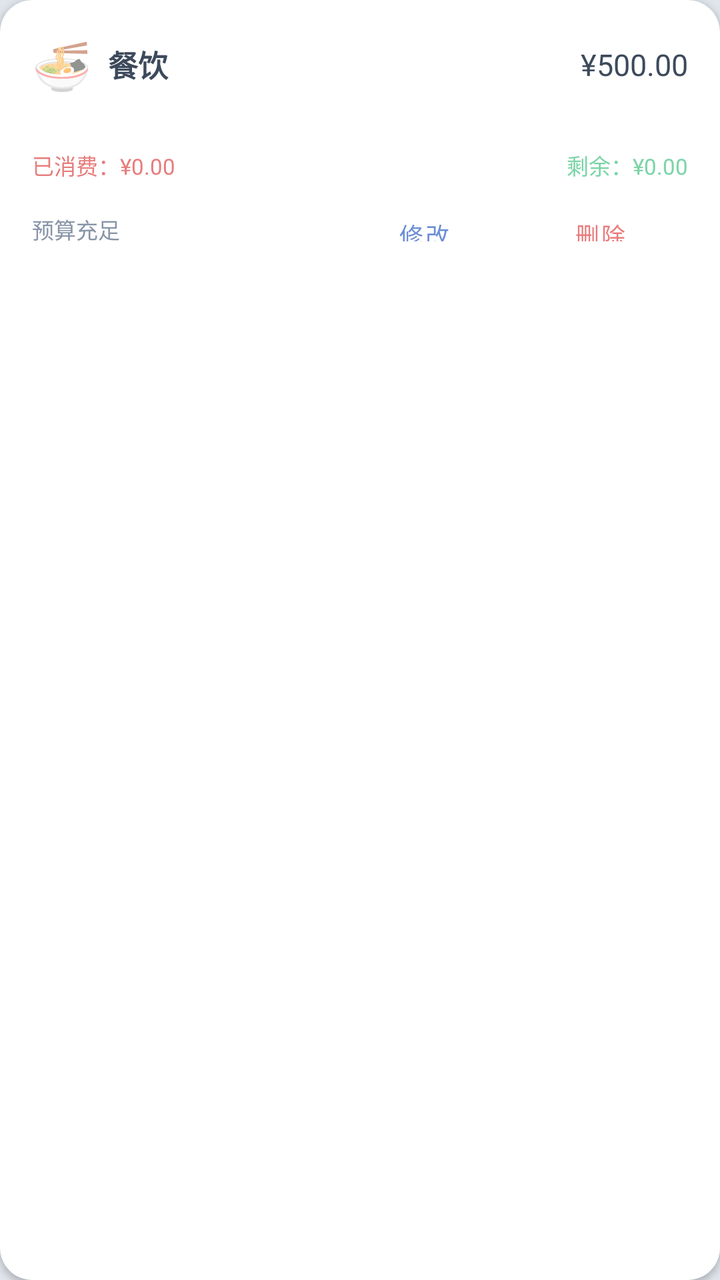
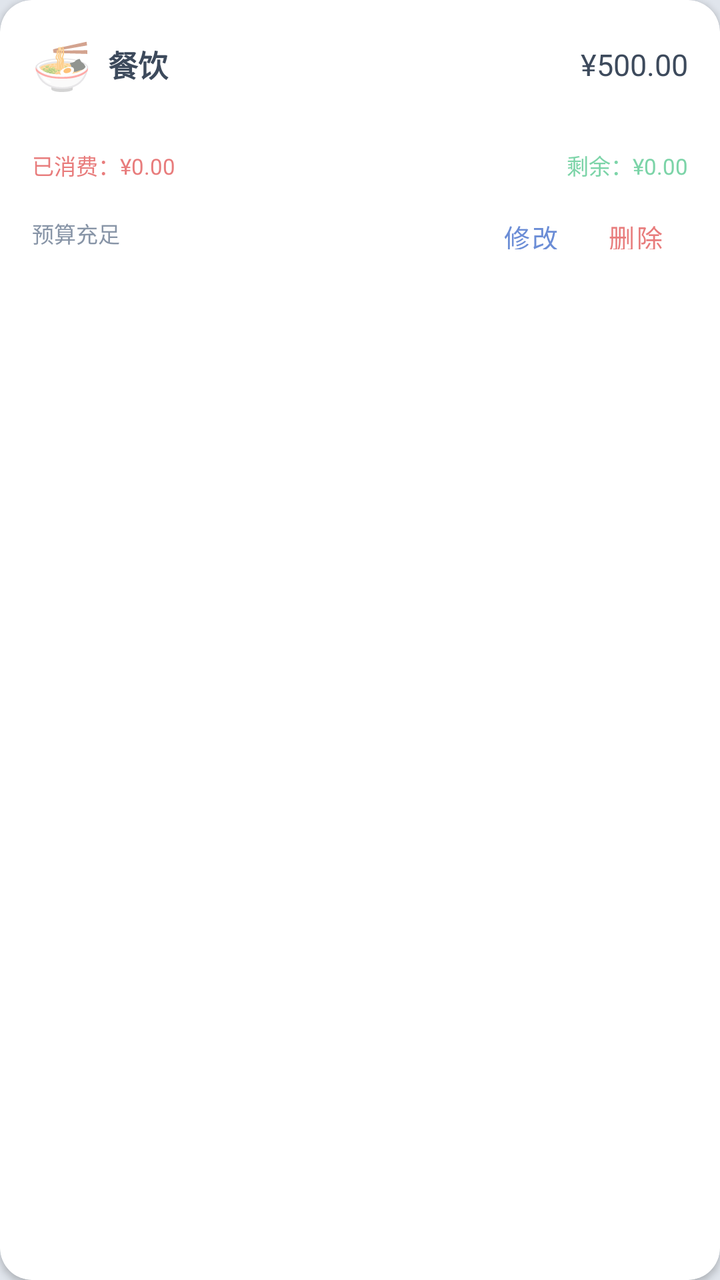

The first picture is an Android layout as it rendered before a commit; the second is the same layout after the commit. The layout source and the unified diff follow.
<!-- AndroidManifest.xml: application theme Theme.BillBook -->
<!-- res/layout/item_budget_category.xml -->
<?xml version="1.0" encoding="utf-8"?>
<androidx.cardview.widget.CardView xmlns:android="http://schemas.android.com/apk/res/android"
    xmlns:app="http://schemas.android.com/apk/res-auto"
    android:layout_width="match_parent"
    android:layout_height="wrap_content"
    android:layout_marginTop="8dp"
    app:cardCornerRadius="@dimen/radius_lg"
    app:cardElevation="@dimen/card_elevation">

    <LinearLayout
        android:layout_width="match_parent"
        android:layout_height="wrap_content"
        android:orientation="vertical"
        android:padding="16dp">

        
        <LinearLayout
            android:layout_width="match_parent"
            android:layout_height="wrap_content"
            android:gravity="center_vertical"
            android:orientation="horizontal">

            <TextView
                android:id="@+id/tvCategoryIcon"
                android:layout_width="wrap_content"
                android:layout_height="wrap_content"
                android:text="🍜"
                android:textSize="24sp" />

            <TextView
                android:id="@+id/tvCategoryName"
                android:layout_width="0dp"
                android:layout_height="wrap_content"
                android:layout_marginStart="8dp"
                android:layout_weight="1"
                android:text="餐饮"
                android:textColor="@color/text_primary"
                android:textSize="@dimen/text_md"
                android:textStyle="bold" />

            <TextView
                android:id="@+id/tvCategoryBudget"
                android:layout_width="wrap_content"
                android:layout_height="wrap_content"
                android:text="¥500.00"
                android:textColor="@color/text_primary"
                android:textSize="@dimen/text_md" />
        </LinearLayout>

        
        <ProgressBar
            android:id="@+id/progressCategory"
            android:layout_width="match_parent"
            android:layout_height="8dp"
            android:layout_marginTop="10dp"
            android:max="100"
            android:progressDrawable="@drawable/bg_progress_bar" />

        
        <LinearLayout
            android:layout_width="match_parent"
            android:layout_height="wrap_content"
            android:layout_marginTop="8dp"
            android:orientation="horizontal">

            <TextView
                android:id="@+id/tvCategorySpent"
                android:layout_width="0dp"
                android:layout_height="wrap_content"
                android:layout_weight="1"
                android:text="已消费：¥0.00"
                android:textColor="@color/expense_red"
                android:textSize="@dimen/text_xs" />

            <TextView
                android:id="@+id/tvCategoryRemaining"
                android:layout_width="wrap_content"
                android:layout_height="wrap_content"
                android:text="剩余：¥0.00"
                android:textColor="@color/income_green"
                android:textSize="@dimen/text_xs" />
        </LinearLayout>

        
        <LinearLayout
            android:layout_width="match_parent"
            android:layout_height="wrap_content"
            android:layout_marginTop="8dp"
            android:gravity="center_vertical"
            android:orientation="horizontal">

            <TextView
                android:id="@+id/tvCategoryStatus"
                android:layout_width="0dp"
                android:layout_height="wrap_content"
                android:layout_weight="1"
                android:text="预算充足"
                android:textColor="@color/text_secondary"
                android:textSize="@dimen/text_xs" />

            <com.google.android.material.button.MaterialButton
                android:id="@+id/btnEdit"
                android:layout_width="wrap_content"
                android:layout_height="32dp"
                android:text="修改"
                android:textSize="12sp"
                app:cornerRadius="@dimen/radius_sm"
                style="@style/Widget.MaterialComponents.Button.TextButton" />

            <com.google.android.material.button.MaterialButton
                android:id="@+id/btnDelete"
                android:layout_width="wrap_content"
                android:layout_height="32dp"
                android:text="删除"
                android:textSize="12sp"
                android:textColor="@color/expense_red"
                app:cornerRadius="@dimen/radius_sm"
                style="@style/Widget.MaterialComponents.Button.TextButton" />
        </LinearLayout>
    </LinearLayout>
</androidx.cardview.widget.CardView>
<!-- resources referenced by this layout -->
<resources>
  <color name="expense_red">#E87C7C</color>
  <color name="income_green">#7CD4A8</color>
  <color name="text_primary">#3D4A5C</color>
  <color name="text_secondary">#8895A7</color>
  <dimen name="card_elevation">2dp</dimen>
  <dimen name="radius_lg">16dp</dimen>
  <dimen name="radius_sm">8dp</dimen>
  <dimen name="text_md">15sp</dimen>
  <dimen name="text_xs">11sp</dimen>
  <!-- drawable bg_progress_bar (drawable) -->
  <?xml version="1.0" encoding="utf-8"?>
  <layer-list xmlns:android="http://schemas.android.com/apk/res/android">
      
      <item android:id="@android:id/background">
          <shape android:shape="rectangle">
              <solid android:color="@color/neu_bg_dark" />
              <corners android:radius="100dp" />
          </shape>
      </item>
      
      <item android:id="@android:id/progress">
          <clip>
              <shape android:shape="rectangle">
                  <solid android:color="@color/colorPrimary" />
                  <corners android:radius="100dp" />
              </shape>
          </clip>
      </item>
  </layer-list>
  <style name="Theme.BillBook" parent="Theme.MaterialComponents.Light.NoActionBar">
          <item name="colorPrimary">@color/colorPrimary</item>
          <item name="colorPrimaryDark">@color/colorPrimaryDark</item>
          <item name="colorAccent">@color/colorAccent</item>
          <item name="android:windowBackground">@color/bg_page</item>
          <item name="android:statusBarColor">@android:color/transparent</item>
          <item name="android:navigationBarColor">@android:color/transparent</item>
          <item name="android:windowLightNavigationBar">true</item>
      </style>
  <color name="neu_bg_dark">#D0D6DE</color>
  <color name="colorPrimary">#6B8DD6</color>
  <color name="colorPrimaryDark">#5A7BC8</color>
  <color name="colorAccent">#8BA7E8</color>
  <color name="bg_page">#E0E5EC</color>
</resources>

<!-- the commit's change to res/layout/item_budget_category.xml (unified diff, before → after) -->
@@ -101,18 +101,22 @@
             <com.google.android.material.button.MaterialButton
                 android:id="@+id/btnEdit"
                 android:layout_width="wrap_content"
-                android:layout_height="32dp"
+                android:layout_height="36dp"
+                android:minWidth="0dp"
+                android:paddingHorizontal="12dp"
                 android:text="修改"
-                android:textSize="12sp"
+                android:textSize="@dimen/text_sm"
                 app:cornerRadius="@dimen/radius_sm"
                 style="@style/Widget.MaterialComponents.Button.TextButton" />
 
             <com.google.android.material.button.MaterialButton
                 android:id="@+id/btnDelete"
                 android:layout_width="wrap_content"
-                android:layout_height="32dp"
+                android:layout_height="36dp"
+                android:minWidth="0dp"
+                android:paddingHorizontal="12dp"
                 android:text="删除"
-                android:textSize="12sp"
+                android:textSize="@dimen/text_sm"
                 android:textColor="@color/expense_red"
                 app:cornerRadius="@dimen/radius_sm"
                 style="@style/Widget.MaterialComponents.Button.TextButton" />
<!-- resource entries referenced after the edit -->
@@ -8,6 +8,7 @@
   <dimen name="radius_lg">16dp</dimen>
   <dimen name="radius_sm">8dp</dimen>
   <dimen name="text_md">15sp</dimen>
+  <dimen name="text_sm">13sp</dimen>
   <dimen name="text_xs">11sp</dimen>
   <!-- drawable bg_progress_bar (drawable) -->
   <?xml version="1.0" encoding="utf-8"?>
